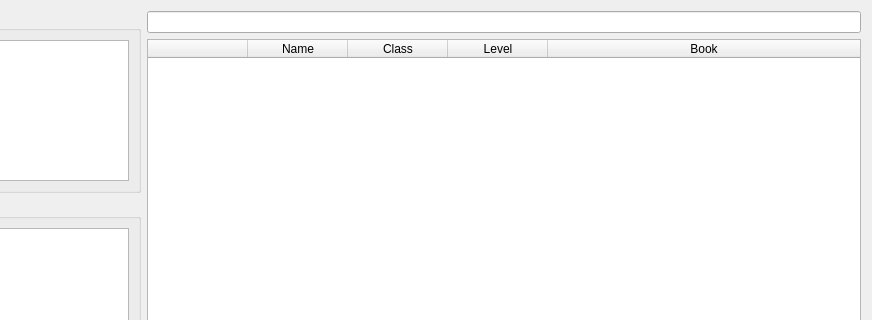
Before: the Qt Designer form src/mkSpellbook/gui/spellbookview.ui in christofsteel/mkSpellBook, drawn with Qt 5; both pictures show x 95 to 967 and y 0 to 320 of the 967 by 983 pixel window.
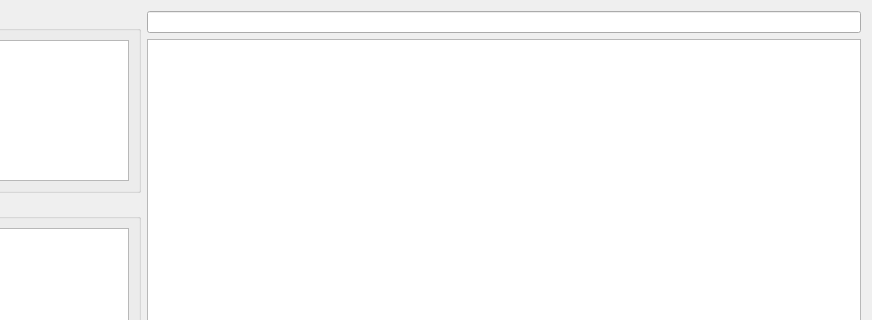
After: the same form once the commit is applied.

Diff of the .ui file:
```diff
--- a/src/mkSpellbook/gui/spellbookview.ui
+++ b/src/mkSpellbook/gui/spellbookview.ui
@@ -140,7 +140,7 @@
       <widget class="QLineEdit" name="searchBar"/>
      </item>
      <item>
-      <widget class="QTableWidget" name="tableWidget">
+      <widget class="QTableView" name="spellTable">
        <property name="editTriggers">
         <set>QAbstractItemView::NoEditTriggers</set>
        </property>
@@ -162,43 +162,6 @@
        <property name="cornerButtonEnabled">
         <bool>false</bool>
        </property>
-       <property name="rowCount">
-        <number>0</number>
-       </property>
-       <attribute name="horizontalHeaderCascadingSectionResizes">
-        <bool>false</bool>
-       </attribute>
-       <attribute name="horizontalHeaderStretchLastSection">
-        <bool>true</bool>
-       </attribute>
-       <attribute name="verticalHeaderVisible">
-        <bool>false</bool>
-       </attribute>
-       <column>
-        <property name="text">
-         <string/>
-        </property>
-       </column>
-       <column>
-        <property name="text">
-         <string>Name</string>
-        </property>
-       </column>
-       <column>
-        <property name="text">
-         <string>Class</string>
-        </property>
-       </column>
-       <column>
-        <property name="text">
-         <string>Level</string>
-        </property>
-       </column>
-       <column>
-        <property name="text">
-         <string>Book</string>
-        </property>
-       </column>
       </widget>
      </item>
     </layout>
```
